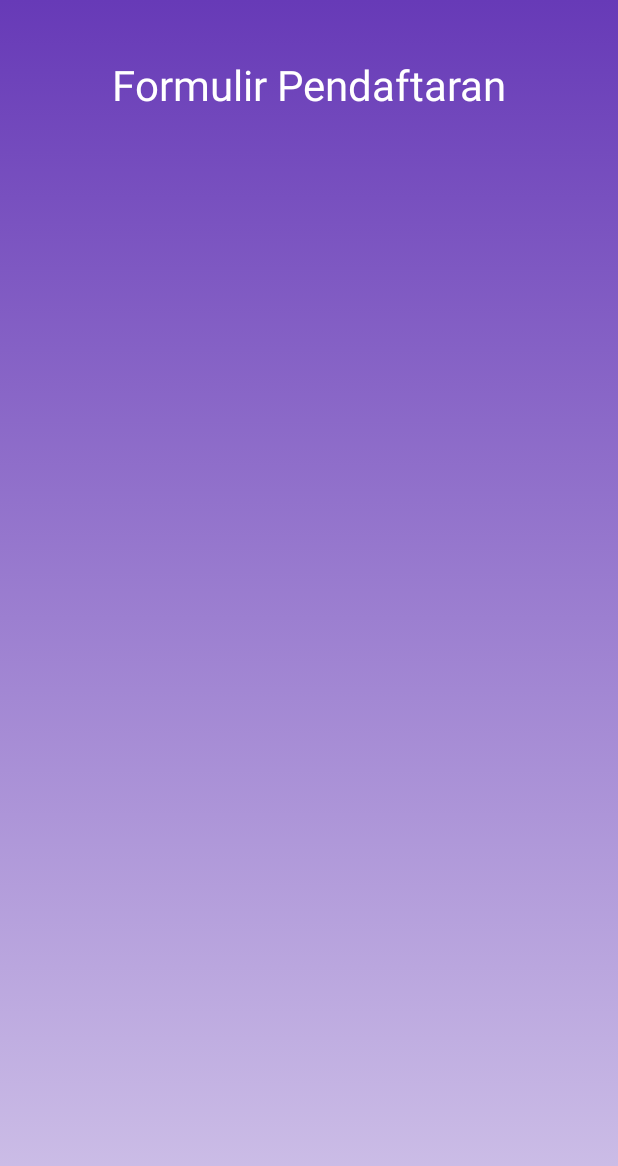
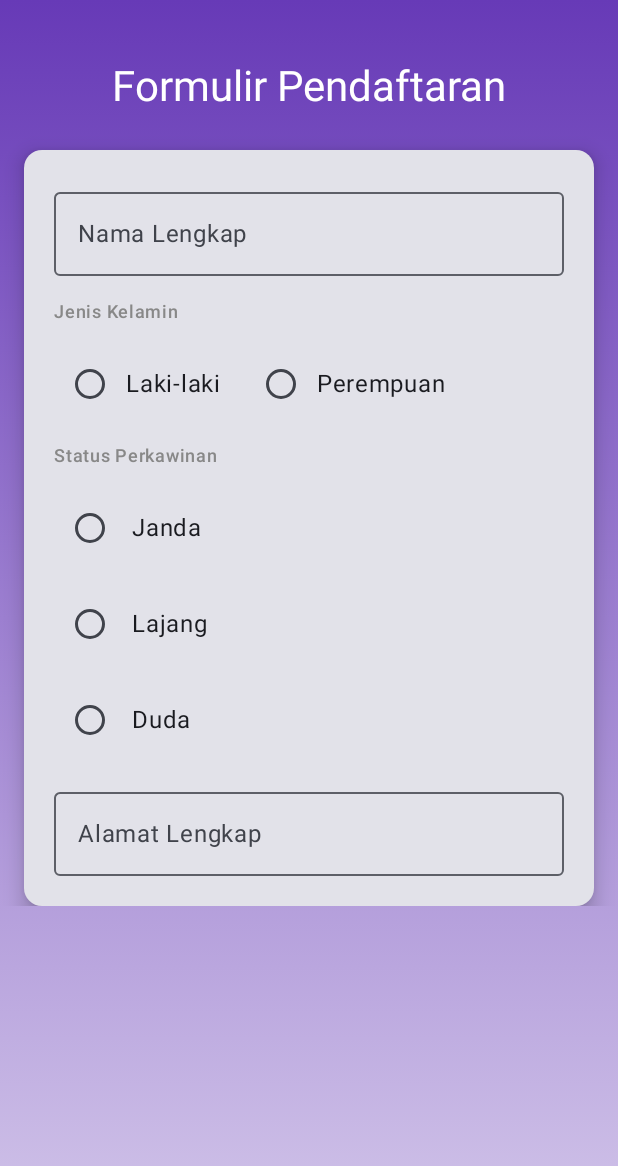
Before and after one commit to IndraHafid/QuestNavigasTugas_222, an Android app built with Jetpack Compose: the composable FormScreen shown on its own in the app's theme, on a phone screen of 412 x 824 dp. Shown: the top 1166 px of the screen. Run offline under Robolectric (Android 15) with nearby library versions, the phone set to English and light mode, and no system bars.

Commit message:
menambahkan Card berisi field input dan radio button

```diff
--- a/app/src/main/java/com/example/questnavigastugas_222/view/FormScreen.kt
+++ b/app/src/main/java/com/example/questnavigastugas_222/view/FormScreen.kt
@@ -56,7 +56,64 @@ fun FormScreen(
                 )
                 Spacer(modifier = Modifier.height(24.dp))
 
+            Card(
+                modifier = Modifier.fillMaxWidth(),
+                elevation = CardDefaults.cardElevation(8.dp)
+            ) {
+                Column(
+                    modifier = Modifier.padding(20.dp),
+                    horizontalAlignment = Alignment.Start,
+                    verticalArrangement = Arrangement.spacedBy(16.dp)
+                ) {
+                    OutlinedTextField(
+                        value = namaInput,
+                        onValueChange = { namaInput = it },
+                        label = { Text("Nama Lengkap") },
+                        modifier = Modifier.fillMaxWidth()
+                    )
 
+                    Text("Jenis Kelamin", style = MaterialTheme.typography.labelMedium, color = Color.Gray)
+                    Row {
+                        genderOptions.forEach { item ->
+                            Row(
+                                verticalAlignment = Alignment.CenterVertically,
+                                modifier = Modifier
+                                    .selectable(
+                                        selected = (jenisKelaminInput == item),
+                                        onClick = { jenisKelaminInput = item }
+                                    )
+                                    .padding(end = 16.dp)
+                            ) {
+                                RadioButton(selected = (jenisKelaminInput == item), onClick = { jenisKelaminInput = item })
+                                Text(item)
+                            }
+                        }
+                    }
+
+                    Text("Status Perkawinan", style = MaterialTheme.typography.labelMedium, color = Color.Gray)
+                    statusOptions.forEach { item ->
+                        Row(
+                            verticalAlignment = Alignment.CenterVertically,
+                            modifier = Modifier.selectable(
+                                selected = (statusInput == item),
+                                onClick = { statusInput = item }
+                            )
+                        ) {
+                            RadioButton(selected = (statusInput == item), onClick = { statusInput = item })
+                            Text(item, modifier = Modifier.padding(start = 4.dp))
+                        }
+                    }
+
+                    OutlinedTextField(
+                        value = alamatInput,
+                        onValueChange = { alamatInput = it },
+                        label = { Text("Alamat Lengkap") },
+                        modifier = Modifier.fillMaxWidth()
+                    )
+
+
+                }
+            }
         }
     }
 }
```
